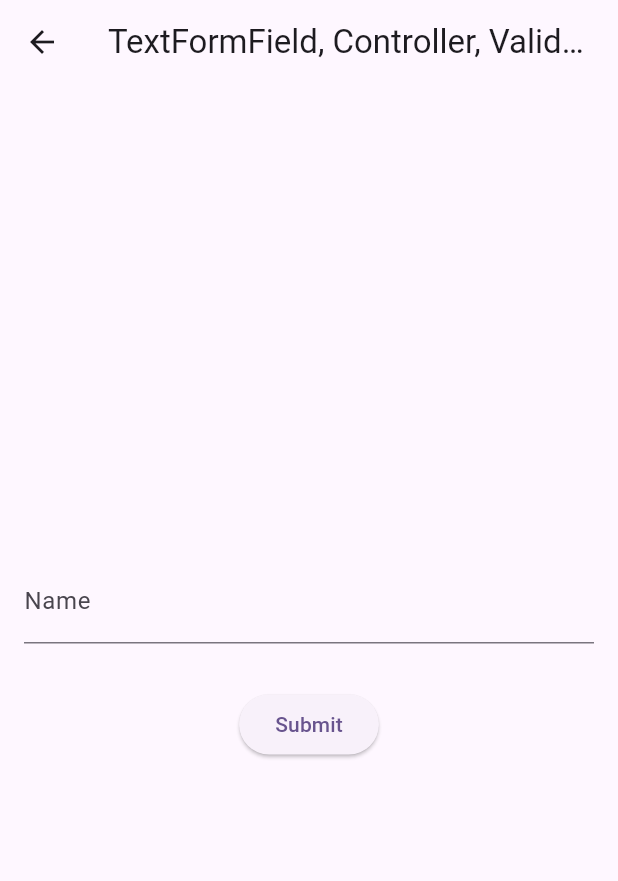
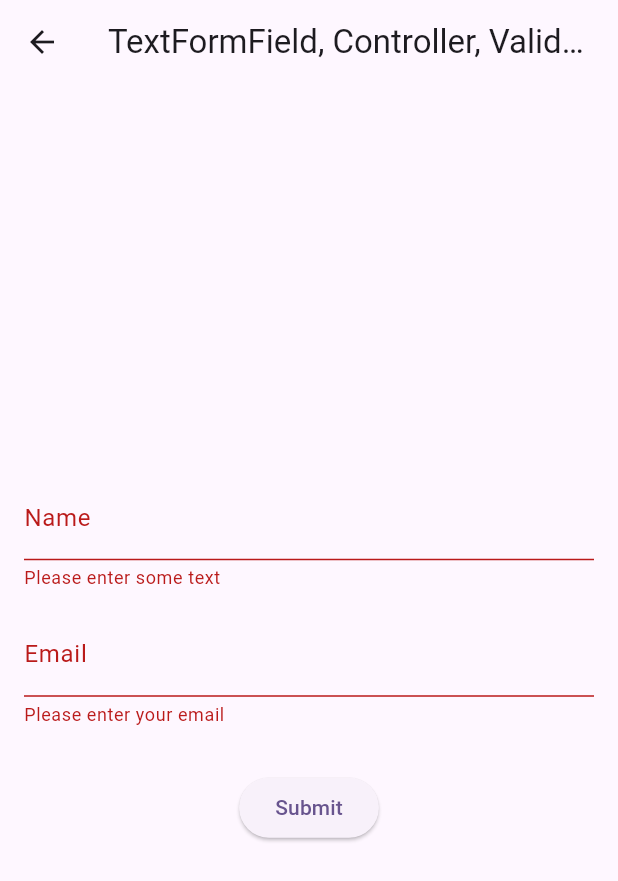
Before and after one commit to rhanifrizal/flutter-training, a Flutter app: the TextformfieldControllerValidationListenerScreen screen opened directly, on a phone screen of 412 x 824 dp. Shown: the top 881 px of the screen. Run offline on Flutter 3.47's test engine with Material 3 defaults, Android fonts, the phone set to English and light mode, and no system bars; our stand-ins replace carousel_slider, flutter_advanced_switch, flutter_bloc, flutter_riverpod, flutter_svg, rxdart and 1 more.

Commit message:
textformfield_controller_validation_listener_screen.dart

```diff
--- a/lib/features/textformfield_controllers_formkey_validation_listener/textformfield_controller_validation_listener_screen.dart
+++ b/lib/features/textformfield_controllers_formkey_validation_listener/textformfield_controller_validation_listener_screen.dart
@@ -12,6 +12,7 @@ class _TextformfieldControllerValidationListenerScreenState
     extends State<TextformfieldControllerValidationListenerScreen> {
   final _formKey = GlobalKey<FormState>();
   final TextEditingController _nameController = TextEditingController();
+  final TextEditingController _emailController = TextEditingController();
 
   @override
   void initState() {
@@ -19,13 +20,19 @@ class _TextformfieldControllerValidationListenerScreenState
     _nameController.addListener(() {
       debugPrint('Name field updated: ${_nameController.text}');
     });
+    _emailController.addListener(() {
+      debugPrint('Email field updated: ${_emailController.text}');
+    });
   }
 
   @override
   void dispose() {
     super.dispose();
     _nameController.dispose();
+    _emailController.dispose();
   }
+
+  RegExp get _emailRegex => RegExp(r'^\S+@\S+$');
 
   @override
   Widget build(BuildContext context) {
@@ -39,6 +46,10 @@ class _TextformfieldControllerValidationListenerScreenState
         child: Center(
           child: Form(
             key: _formKey,
+            /// AutovalidateMode.always: Trigger validation as soon as the form becomes visible
+            /// AutovalidateMode.onUserInteraction: Trigger validation as soon as one of the form value has been changed
+            /// AutovalidateMode.disabled: To disable validation on form
+            autovalidateMode: AutovalidateMode.always,
             child: Column(
               mainAxisAlignment: MainAxisAlignment.center,
               children: [
@@ -48,11 +59,30 @@ class _TextformfieldControllerValidationListenerScreenState
                   obscureText: false,
                   decoration: const InputDecoration(
                     labelText: 'Name',
-                    hintText: 'Enter you name',
+                    hintText: 'Enter your name',
                   ),
                   validator: (value) {
                     if (value == null || value.isEmpty) {
                       return 'Please enter some text';
+                    }
+                    return null;
+                  },
+                ),
+                const SizedBox(height: 15),
+                TextFormField(
+                  controller: _emailController,
+                  keyboardType: TextInputType.emailAddress,
+                  obscureText: false,
+                  decoration: const InputDecoration(
+                    labelText: 'Email',
+                    hintText: 'Enter your email',
+                  ),
+                  validator: (value) {
+                    if(value!.isEmpty || value == '') {
+                      return 'Please enter your email';
+                    }
+                    if(!_emailRegex.hasMatch(value)) {
+                      return 'Email address is not valid';
                     }
                     return null;
                   },
```
